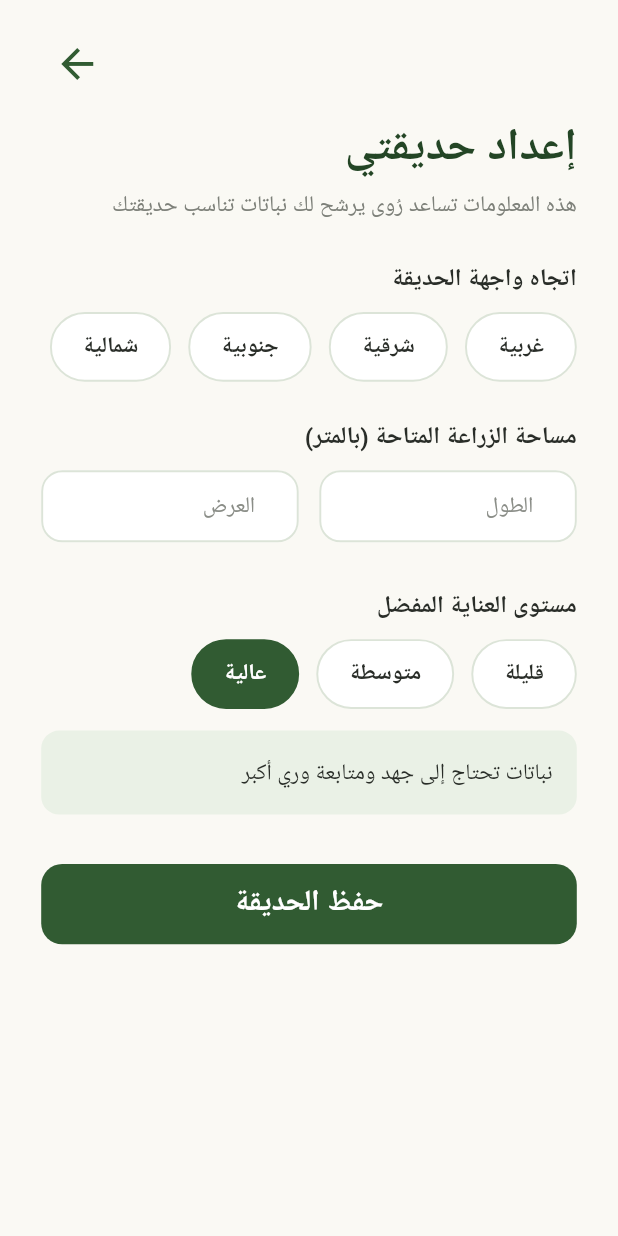
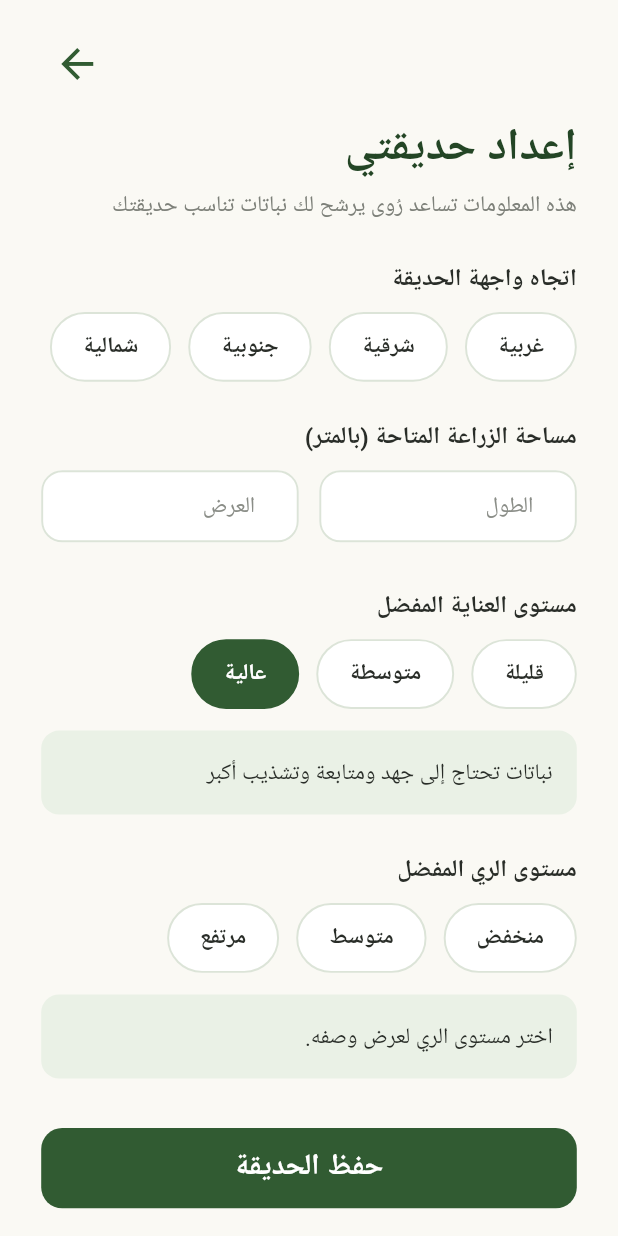
Before and after one commit to AmaniOun/2026-GP1-20, a Flutter app: the SetupGardenScreen screen opened directly, after a tap on "عالية", on a phone screen of 412 x 824 dp. Run offline on Flutter 3.47's test engine with Material 3 defaults, Android fonts, the phone set to English and light mode, and no system bars; our stand-ins replace cloud_firestore, cloud_functions, firebase_auth, firebase_core, geolocator, google_fonts; missing offline and left inert: firebase_app_check; accounts and stored records are empty; Roboto replaces fonts that are missing (Cairo).

Commit message:
Add watering level to garden setup and update care level descriptions

```diff
--- a/lib/models/garden_profile.dart
+++ b/lib/models/garden_profile.dart
@@ -18,6 +18,12 @@ enum FacadeDirection {
 }
 
 enum CareLevel {
+  low,
+  medium,
+  high,
+}
+
+enum WateringLevel {
   low,
   medium,
   high,
@@ -63,6 +69,24 @@ extension CareLevelLabel on CareLevel {
 }
 
 // ==========================================
+// أسماء مستويات الري بالعربي
+// ==========================================
+extension WateringLevelLabel on WateringLevel {
+  String get arabicLabel {
+    switch (this) {
+      case WateringLevel.low:
+        return 'منخفض';
+
+      case WateringLevel.medium:
+        return 'متوسط';
+
+      case WateringLevel.high:
+        return 'مرتفع';
+    }
+  }
+}
+
+// ==========================================
 // Garden Profile
 // ==========================================
 class GardenProfile {
@@ -71,6 +95,10 @@ class GardenProfile {
   final double lengthMeters;
   final double widthMeters;
   final CareLevel careLevel;
+
+  /// مستوى الري المفضل.
+  /// قد يكون null في الحدائق القديمة المحفوظة قبل إضافة هذا الحقل.
+  final WateringLevel? wateringLevel;
 
   // ========================================
   // بيانات الموقع
@@ -105,6 +133,7 @@ class GardenProfile {
     required this.widthMeters,
     required this.careLevel,
     required this.updatedAt,
+    this.wateringLevel,
 
     // جعلنا بيانات الموقع اختيارية مؤقتاً
     // حتى لا ينكسر الكود القديم.
@@ -125,6 +154,7 @@ class GardenProfile {
     double? lengthMeters,
     double? widthMeters,
     CareLevel? careLevel,
+    WateringLevel? wateringLevel,
     double? latitude,
     double? longitude,
     String? city,
@@ -143,6 +173,8 @@ class GardenProfile {
           widthMeters ?? this.widthMeters,
       careLevel:
           careLevel ?? this.careLevel,
+      wateringLevel:
+          wateringLevel ?? this.wateringLevel,
 
       latitude:
           latitude ?? this.latitude,
@@ -180,6 +212,9 @@ class GardenProfile {
 
       'careLevel':
           careLevel.name,
+
+      'wateringLevel':
+          wateringLevel?.name,
 
       // بيانات الموقع
       'latitude':
@@ -237,6 +272,16 @@ class GardenProfile {
             map['careLevel'],
       ),
 
+      // الحدائق القديمة ما فيها هذا الحقل، فيكون null.
+      wateringLevel:
+          WateringLevel.values
+              .where(
+                (e) =>
+                    e.name ==
+                    map['wateringLevel'],
+              )
+              .firstOrNull,
+
       // بيانات الموقع
       latitude:
           map['latitude'] != null
--- a/lib/screens/setup_garden_screen.dart
+++ b/lib/screens/setup_garden_screen.dart
@@ -46,6 +46,7 @@ class _SetupGardenScreenState
     extends State<SetupGardenScreen> {
   FacadeDirection? selectedDirection;
   CareLevel? selectedCareLevel;
+  WateringLevel? selectedWateringLevel;
   final lengthController = TextEditingController();
   final widthController = TextEditingController();
   bool isSaving = false;
@@ -60,6 +61,8 @@ class _SetupGardenScreenState
           existing.facadeDirection;
       selectedCareLevel =
           existing.careLevel;
+      selectedWateringLevel =
+          existing.wateringLevel;
       lengthController.text =
           _formatNumber(
         existing.lengthMeters,
@@ -174,6 +177,15 @@ class _SetupGardenScreenState
       );
       return;
     }
+    // --------------------------------------
+    // مستوى الري
+    // --------------------------------------
+    if (selectedWateringLevel == null) {
+      _showMessage(
+        'يرجى تحديد مستوى الري المفضل',
+      );
+      return;
+    }
     // عرض الأبعاد والمساحة للتأكيد قبل حفظ البيانات.
     final confirmed = await _confirmGardenArea(length, width);
     if (!mounted || !confirmed) return;
@@ -230,6 +242,8 @@ class _SetupGardenScreenState
           width,
       careLevel:
           selectedCareLevel!,
+      wateringLevel:
+          selectedWateringLevel,
       // بيانات الموقع
       latitude:
           latitude,
@@ -639,6 +653,71 @@ CareLevel.values.reversed.map(                      (level) {
                   ),
                   SizedBox(
                     height:
+                        24 * scaleY,
+                  ),
+                  // ==================================
+                  // مستوى الري
+                  // ==================================
+                  _sectionLabel(
+                    'مستوى الري المفضل',
+                    scaleX,
+                  ),
+                  SizedBox(
+                    height:
+                        10 * scaleY,
+                  ),
+                  Wrap(
+                    alignment:
+                        WrapAlignment.end,
+                    spacing:
+                        10 * scaleX,
+                    runSpacing:
+                        10 * scaleY,
+                    children:
+                        WateringLevel.values.reversed.map(
+                      (level) {
+                        final isSelected =
+                            selectedWateringLevel ==
+                                level;
+                        return _choiceChip(
+                          label: level.arabicLabel,
+                          selected: isSelected,
+                          scaleX:
+                              scaleX,
+                          onTap: () {
+                            setState(
+                              () =>
+                                  selectedWateringLevel =
+                                      level,
+                            );
+                          },
+                        );
+                      },
+                    ).toList(),
+                  ),
+                  SizedBox(height: 14 * scaleY),
+                  // وصف مستوى الري المختار
+                  Container(
+                    width: double.infinity,
+                    padding: EdgeInsets.all(14 * scaleX),
+                    decoration: BoxDecoration(
+                      color: const Color(0xFFEAF1E6),
+                      borderRadius: BorderRadius.circular(12),
+                    ),
+                    child: Text(
+                      selectedWateringLevel == null
+                          ? 'اختر مستوى الري لعرض وصفه.'
+                          : _wateringDescription(selectedWateringLevel!),
+                      textDirection: TextDirection.rtl,
+                      style: GoogleFonts.cairo(
+                        color: const Color(0xFF292D28),
+                        fontSize: 13 * scaleX,
+                        height: 1.6,
+                      ),
+                    ),
+                  ),
+                  SizedBox(
+                    height:
                         32 * scaleY,
                   ),
                   // ==================================
@@ -781,11 +860,21 @@ CareLevel.values.reversed.map(                      (level) {
     String _careDescription(CareLevel level) {
     switch (level) {
       case CareLevel.low:
-        return 'نباتات  تحتاج إلى جهد ومتابعة وري  قليل';
+        return 'نباتات تحتاج إلى جهد ومتابعة وتشذيب قليل';
        case CareLevel.medium:
-        return 'نباتات تحتاج إلى جهد ومتابعة وري معتدل';
+        return 'نباتات تحتاج إلى جهد ومتابعة وتشذيب معتدل';
       case CareLevel.high:
-        return 'نباتات تحتاج إلى جهد ومتابعة وري أكبر';
+        return 'نباتات تحتاج إلى جهد ومتابعة وتشذيب أكبر';
+    }
+  }
+  String _wateringDescription(WateringLevel level) {
+    switch (level) {
+      case WateringLevel.low:
+        return 'ريّ على فترات متباعدة';
+      case WateringLevel.medium:
+        return 'ريّ بشكل منتظم حسب حاجة النبات';
+      case WateringLevel.high:
+        return 'ريّ متكرر، وقد يحتاج النبات إلى الماء يوميًا';
     }
   }
   Widget _choiceChip({
```
Also changed, not shown: lib/screens/my_garden_screen.dart (+11 -1 lines).
